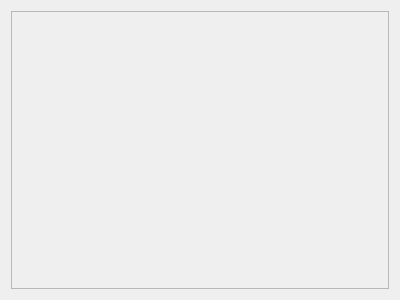
The window that forms/map.ui (kecajjo/ROMapp) describes before a commit, drawn with Qt 5.
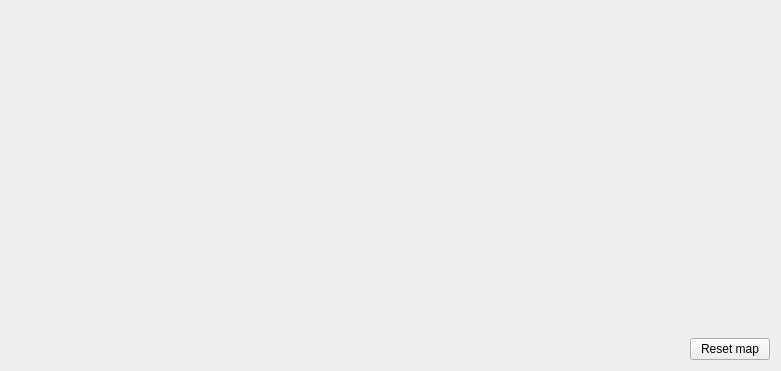
The same window after the commit.

```diff
--- a/forms/map.ui
+++ b/forms/map.ui
@@ -6,29 +6,45 @@
    <rect>
     <x>0</x>
     <y>0</y>
-    <width>400</width>
-    <height>300</height>
+    <width>781</width>
+    <height>371</height>
    </rect>
   </property>
   <property name="windowTitle">
    <string>Form</string>
   </property>
-  <layout class="QVBoxLayout" name="verticalLayout">
-   <item>
-    <widget class="QScrollArea" name="scrollArea">
-     <property name="widgetResizable">
-      <bool>true</bool>
+  <layout class="QGridLayout" name="gridLayout">
+   <item row="0" column="1">
+    <spacer name="verticalSpacer">
+     <property name="orientation">
+      <enum>Qt::Vertical</enum>
      </property>
-     <widget class="QWidget" name="scrollAreaWidgetContents">
-      <property name="geometry">
-       <rect>
-        <x>0</x>
-        <y>0</y>
-        <width>380</width>
-        <height>280</height>
-       </rect>
-      </property>
-     </widget>
+     <property name="sizeHint" stdset="0">
+      <size>
+       <width>20</width>
+       <height>40</height>
+      </size>
+     </property>
+    </spacer>
+   </item>
+   <item row="1" column="0">
+    <spacer name="horizontalSpacer">
+     <property name="orientation">
+      <enum>Qt::Horizontal</enum>
+     </property>
+     <property name="sizeHint" stdset="0">
+      <size>
+       <width>40</width>
+       <height>20</height>
+      </size>
+     </property>
+    </spacer>
+   </item>
+   <item row="1" column="1">
+    <widget class="QPushButton" name="ResetButton">
+     <property name="text">
+      <string>Reset map</string>
+     </property>
     </widget>
    </item>
   </layout>
```
